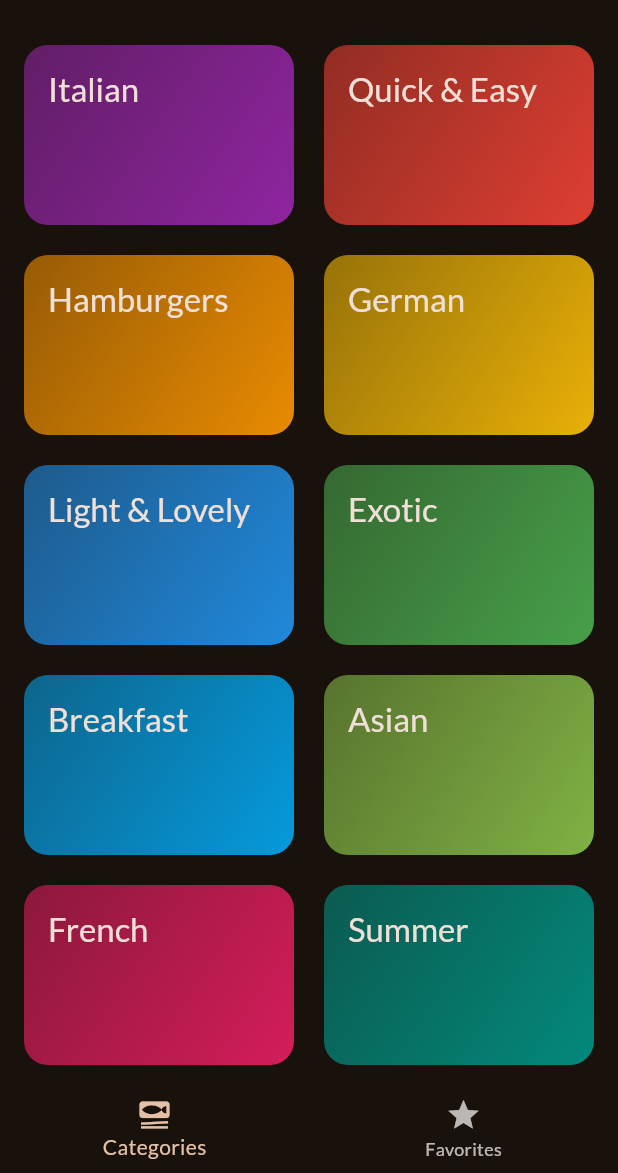
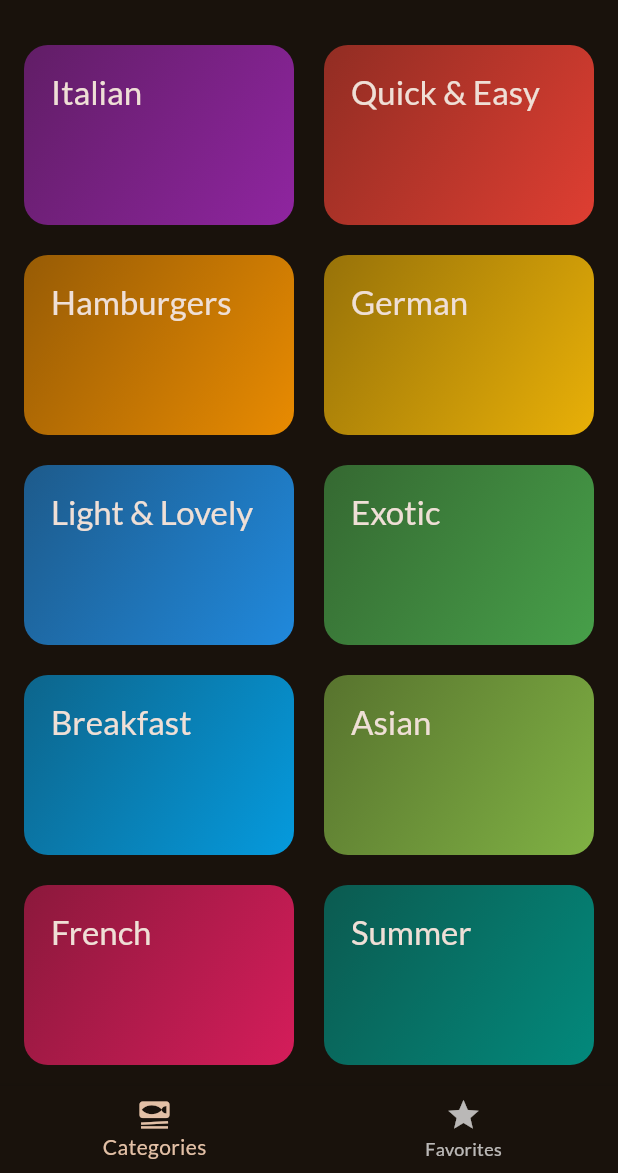
Before and after one commit to Joexwilly/meals, a Flutter app: the screen it shows after launch, on a phone screen of 412 x 824 dp, the part 63-1236 px from its top. Run offline on Flutter 3.47's test engine with Material 2 defaults, Android fonts, the phone set to English and light mode, and no system bars; our stand-ins replace flutter_riverpod, google_fonts, transparent_image.

Commit message:
circular padding

```diff
--- a/lib/widgets/category_grid_item.dart
+++ b/lib/widgets/category_grid_item.dart
@@ -13,9 +13,9 @@ class CategoryGridItem extends StatelessWidget {
     return InkWell(
       onTap: onSelectCategory,
       splashColor: Theme.of(context).primaryColor,
-      borderRadius: BorderRadius.circular(16),
+      borderRadius: BorderRadius.circular(18),
       child: Container(
-        padding: const EdgeInsets.all(16),
+        padding: const EdgeInsets.all(18),
         decoration: BoxDecoration(
           borderRadius: BorderRadius.circular(16),
           gradient: LinearGradient(
```
